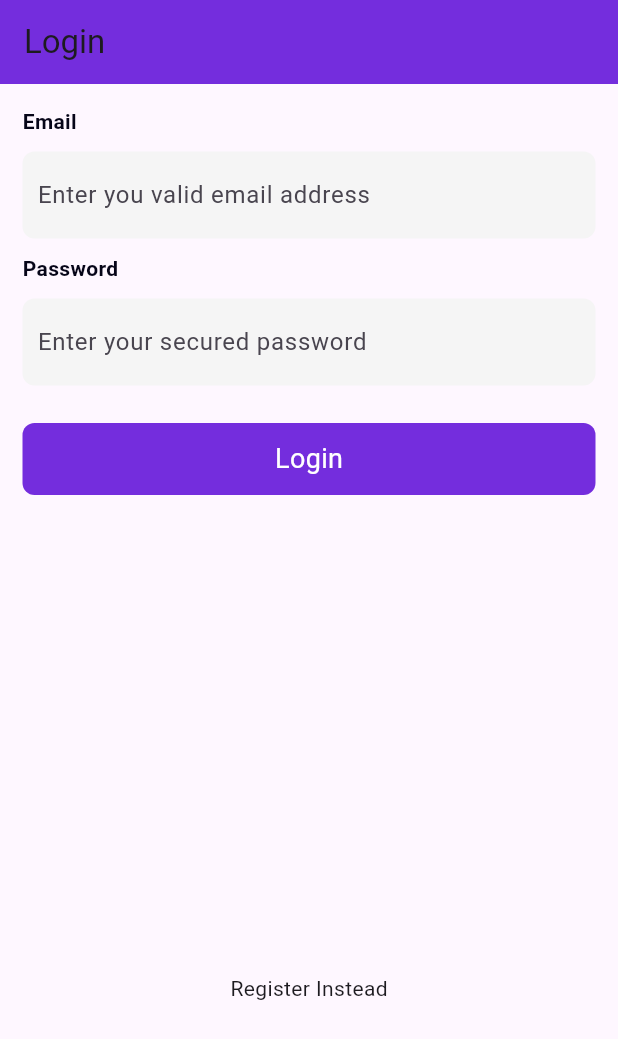
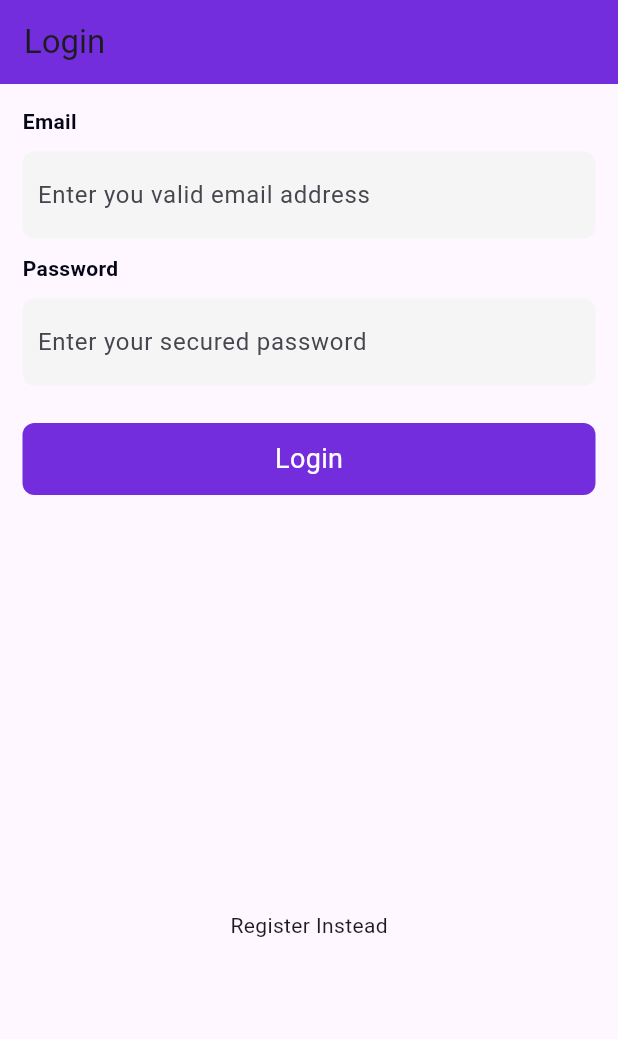
Before and after one commit to DannyMarvel/Danny_API, a Flutter app: the screen it shows after launch, on a phone screen of 412 x 824 dp. Shown: the top 1039 px of the screen. Run offline on Flutter 3.47's test engine with Material 3 defaults, Android fonts, the phone set to English and light mode, and no system bars; our stand-ins replace shared_preferences.

Commit message:
jan commit

```diff
--- a/lib/screens/authentication/login.dart
+++ b/lib/screens/authentication/login.dart
@@ -94,8 +94,7 @@ class _LoginPageState extends State<LoginPage> {
                     Text(''),
                     Text(''),
                     Text(''),
-                    Text(''),
-                    Text(''),
+
 
                     GestureDetector(
                       onTap: () {
```
